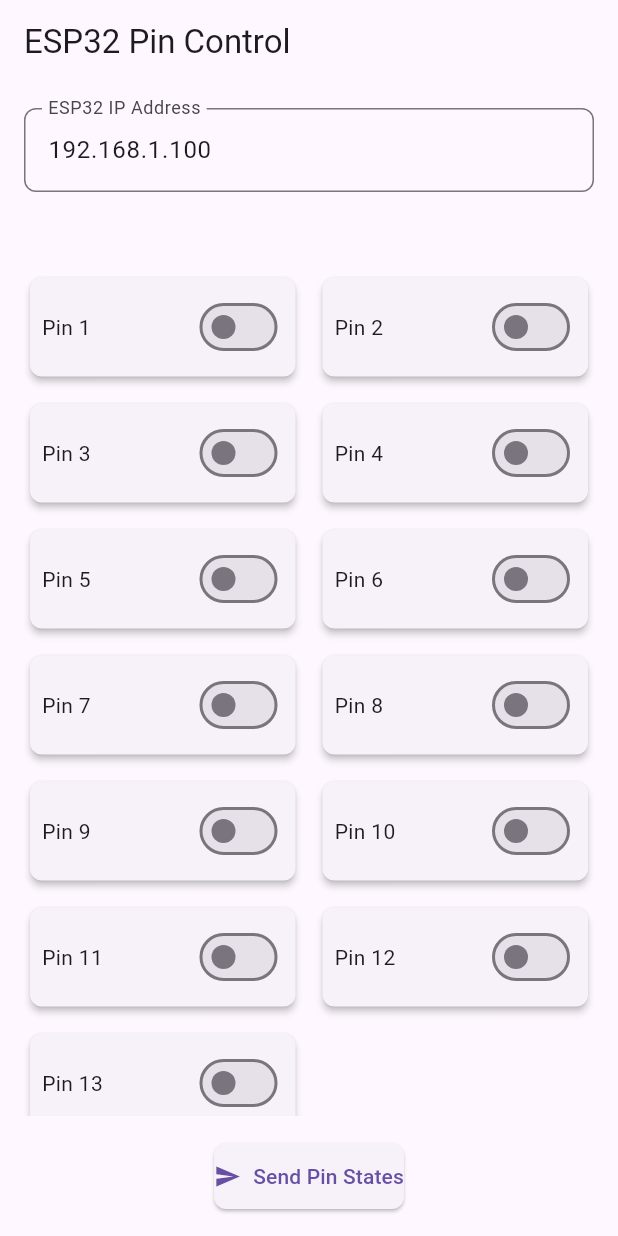
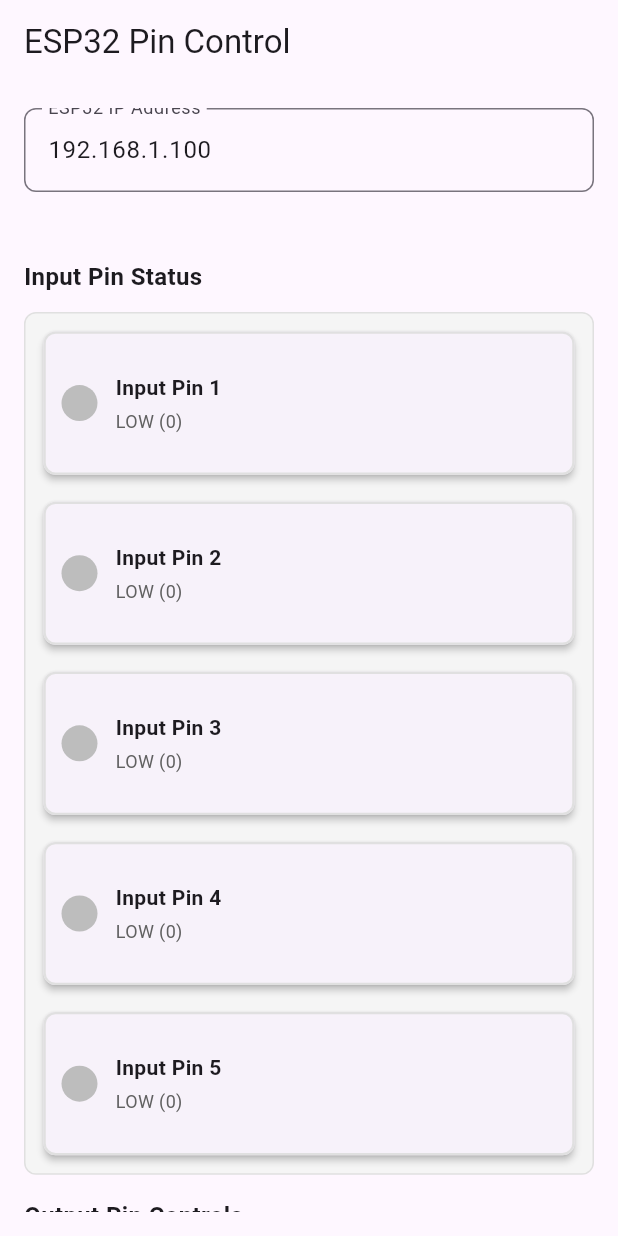
Before and after one commit to omarek386/esp32_app, a Flutter app: the screen it shows after launch, on a phone screen of 412 x 824 dp. Run offline on Flutter 3.47's test engine with Material 3 defaults, Android fonts, the phone set to English and light mode, and no system bars; our stand-ins replace equatable, flutter_bloc, get_it; network calls fail.

Commit message:
feat: Implement input pin state management and UI indicators for ESP32

```diff
--- a/lib/core/injection/injection_container.dart
+++ b/lib/core/injection/injection_container.dart
@@ -5,6 +5,7 @@ import 'package:esp32_app/data/datasources/esp32_data_source.dart';
 import 'package:esp32_app/data/repositories/esp32_repository_impl.dart';
 import 'package:esp32_app/domain/repositories/esp32_repository.dart';
 import 'package:esp32_app/domain/usecases/send_pin_states.dart';
+import 'package:esp32_app/domain/usecases/get_input_pin_states.dart';
 import 'package:esp32_app/presentation/bloc/pin_controller.dart';
 
 final GetIt sl = GetIt.instance;
@@ -17,13 +18,18 @@ Future<void> init() async {
   sl.registerFactory(
     () => PinCubit(
       sendPinStatesUseCase: sl<SendPinStatesUseCase>(),
+      getInputPinStatesUseCase: sl<GetInputPinStatesUseCase>(),
       initialIpAddress: AppStrings.defaultIpAddress,
-      numberOfPins: 13, // Default number of pins
+      numberOfOutputPins: 13, // Default number of output pins
+      numberOfInputPins: 5, // Default number of input pins from ESP32
     ),
   );
 
   // Use cases
   sl.registerLazySingleton(() => SendPinStatesUseCase(sl<ESP32Repository>()));
+  sl.registerLazySingleton(
+    () => GetInputPinStatesUseCase(sl<ESP32Repository>()),
+  );
 
   // Repositories
   sl.registerLazySingleton<ESP32Repository>(
@@ -35,6 +41,8 @@ Future<void> init() async {
     () => ESP32DataSourceImpl(
       client: sl<http.Client>(),
       updatePath: AppStrings.updatePath,
+      getStatesPath:
+          '/getStates', // Path for the new endpoint to read input pins
     ),
   );
 
--- a/lib/data/datasources/esp32_data_source.dart
+++ b/lib/data/datasources/esp32_data_source.dart
@@ -9,14 +9,27 @@ abstract class ESP32DataSource {
   ///
   /// Returns true if successful, false otherwise
   Future<bool> sendPinStates(String pinStateString, String ipAddress);
+
+  /// Gets the current states of input pins from the ESP32
+  ///
+  /// [ipAddress] - IP address of the ESP32
+  ///
+  /// Returns a string of '1's and '0's representing the input pin states if successful,
+  /// null otherwise
+  Future<String?> getInputPinStates(String ipAddress);
 }
 
 /// HTTP implementation of the ESP32DataSource
 class ESP32DataSourceImpl implements ESP32DataSource {
   final http.Client client;
   final String updatePath;
+  final String getStatesPath;
 
-  ESP32DataSourceImpl({required this.client, this.updatePath = '/update'});
+  ESP32DataSourceImpl({
+    required this.client,
+    this.updatePath = '/update',
+    this.getStatesPath = '/getStates',
+  });
 
   @override
   Future<bool> sendPinStates(String pinStateString, String ipAddress) async {
@@ -40,4 +53,26 @@ class ESP32DataSourceImpl implements ESP32DataSource {
       return false;
     }
   }
+
+  @override
+  Future<String?> getInputPinStates(String ipAddress) async {
+    if (ipAddress.isEmpty) {
+      return null;
+    }
+
+    final url = Uri.http(ipAddress, getStatesPath);
+
+    try {
+      final response = await client
+          .get(url)
+          .timeout(const Duration(seconds: 5));
+
+      if (response.statusCode == 200) {
+        return response.body;
+      }
+      return null;
+    } catch (e) {
+      return null;
+    }
+  }
 }
--- a/lib/data/repositories/esp32_repository_impl.dart
+++ b/lib/data/repositories/esp32_repository_impl.dart
@@ -18,4 +18,30 @@ class ESP32RepositoryImpl implements ESP32Repository {
     // Call the data source to send the pin states
     return dataSource.sendPinStates(pinStateString, ipAddress);
   }
+
+  @override
+  Future<List<PinState>?> getInputPinStates(String ipAddress) async {
+    // Call the data source to get the input pin states
+    final String? pinStateString = await dataSource.getInputPinStates(
+      ipAddress,
+    );
+
+    if (pinStateString == null) {
+      return null;
+    }
+
+    // Convert the string of '1's and '0's to a list of PinState entities
+    // The string format is e.g., "10110" where each character represents a pin state
+    final List<PinState> pinStates = [];
+    for (int i = 0; i < pinStateString.length; i++) {
+      pinStates.add(
+        PinState(
+          pinNumber: i + 1, // Input pins are 1-indexed for user display
+          isOn: pinStateString[i] == '1',
+        ),
+      );
+    }
+
+    return pinStates;
+  }
 }
--- a/lib/domain/repositories/esp32_repository.dart
+++ b/lib/domain/repositories/esp32_repository.dart
@@ -9,4 +9,11 @@ abstract class ESP32Repository {
   ///
   /// Returns true if successful, false otherwise
   Future<bool> sendPinStates(List<PinState> pinStates, String ipAddress);
+
+  /// Gets the current states of input pins from the ESP32 device
+  ///
+  /// [ipAddress] - IP address of the ESP32 device
+  ///
+  /// Returns a list of input pin states if successful, null otherwise
+  Future<List<PinState>?> getInputPinStates(String ipAddress);
 }
--- /dev/null
+++ b/lib/domain/usecases/get_input_pin_states.dart
@@ -0,0 +1,18 @@
+import 'package:esp32_app/domain/entities/pin_state.dart';
+import 'package:esp32_app/domain/repositories/esp32_repository.dart';
+
+/// Use case for getting input pin states from an ESP32 device
+class GetInputPinStatesUseCase {
+  final ESP32Repository repository;
+
+  GetInputPinStatesUseCase(this.repository);
+
+  /// Execute the use case to get input pin states from the ESP32
+  ///
+  /// [ipAddress] - The IP address of the ESP32
+  ///
+  /// Returns a list of pin states if successful, null otherwise
+  Future<List<PinState>?> execute(String ipAddress) {
+    return repository.getInputPinStates(ipAddress);
+  }
+}
--- a/lib/presentation/bloc/pin_controller.dart
+++ b/lib/presentation/bloc/pin_controller.dart
@@ -3,19 +3,22 @@ import 'package:flutter_bloc/flutter_bloc.dart';
 import 'package:equatable/equatable.dart';
 import 'package:esp32_app/domain/entities/pin_state.dart';
 import 'package:esp32_app/domain/usecases/send_pin_states.dart';
+import 'package:esp32_app/domain/usecases/get_input_pin_states.dart';
 
 /// Pin controller state type
-enum PinControlStatus { idle, sending, success, error }
+enum PinControlStatus { idle, sending, loading, success, error }
 
 /// State class for PinCubit
 class PinCubitState extends Equatable {
-  final List<PinState> pinStates;
+  final List<PinState> outputPinStates;
+  final List<PinState> inputPinStates;
   final String ipAddress;
   final PinControlStatus status;
   final String statusMessage;
 
   const PinCubitState({
-    required this.pinStates,
+    required this.outputPinStates,
+    required this.inputPinStates,
     required this.ipAddress,
     required this.status,
     required this.statusMessage,
@@ -24,11 +27,16 @@ class PinCubitState extends Equatable {
   // Create initial state
   factory PinCubitState.initial({
     required String initialIpAddress,
-    required int numberOfPins,
+    required int numberOfOutputPins,
+    required int numberOfInputPins,
   }) {
     return PinCubitState(
-      pinStates: List.generate(
-        numberOfPins,
+      outputPinStates: List.generate(
+        numberOfOutputPins,
+        (index) => PinState(pinNumber: index + 1, isOn: false),
+      ),
+      inputPinStates: List.generate(
+        numberOfInputPins,
         (index) => PinState(pinNumber: index + 1, isOn: false),
       ),
       ipAddress: initialIpAddress,
@@ -39,13 +47,15 @@ class PinCubitState extends Equatable {
 
   // Create a copy of the state with new values
   PinCubitState copyWith({
-    List<PinState>? pinStates,
+    List<PinState>? outputPinStates,
+    List<PinState>? inputPinStates,
     String? ipAddress,
     PinControlStatus? status,
     String? statusMessage,
   }) {
     return PinCubitState(
-      pinStates: pinStates ?? this.pinStates,
+      outputPinStates: outputPinStates ?? this.outputPinStates,
+      inputPinStates: inputPinStates ?? this.inputPinStates,
       ipAddress: ipAddress ?? this.ipAddress,
       status: status ?? this.status,
       statusMessage: statusMessage ?? this.statusMessage,
@@ -53,52 +63,71 @@ class PinCubitState extends Equatable {
   }
 
   @override
-  List<Object?> get props => [pinStates, ipAddress, status, statusMessage];
+  List<Object?> get props => [
+    outputPinStates,
+    inputPinStates,
+    ipAddress,
+    status,
+    statusMessage,
+  ];
 
   bool get isSending => status == PinControlStatus.sending;
+  bool get isLoading => status == PinControlStatus.loading;
 }
 
 /// Cubit for managing pin states and communication with ESP32
 class PinCubit extends Cubit<PinCubitState> {
   final SendPinStatesUseCase _sendPinStatesUseCase;
+  final GetInputPinStatesUseCase _getInputPinStatesUseCase;
   Timer? _debounce;
   Timer? _resetStateTimer;
+  Timer? _inputPollingTimer;
 
   PinCubit({
     required SendPinStatesUseCase sendPinStatesUseCase,
+    required GetInputPinStatesUseCase getInputPinStatesUseCase,
     required String initialIpAddress,
-    required int numberOfPins,
+    required int numberOfOutputPins,
+    required int numberOfInputPins,
   }) : _sendPinStatesUseCase = sendPinStatesUseCase,
+       _getInputPinStatesUseCase = getInputPinStatesUseCase,
        super(
          PinCubitState.initial(
            initialIpAddress: initialIpAddress,
-           numberOfPins: numberOfPins,
+           numberOfOutputPins: numberOfOutputPins,
+           numberOfInputPins: numberOfInputPins,
          ),
-       );
+       ) {
+    // Start polling for input pin states
+    startInputPolling();
+  }
 
   /// Update the IP address
   void updateIpAddress(String ipAddress) {
     emit(state.copyWith(ipAddress: ipAddress));
+
+    // Restart polling with new IP address
+    restartInputPolling();
   }
 
-  /// Toggle the state of a pin
+  /// Toggle the state of an output pin
   void togglePin(int index) {
-    if (index >= 0 && index < state.pinStates.length) {
-      final updatedPinStates = List<PinState>.from(state.pinStates);
+    if (index >= 0 && index < state.outputPinStates.length) {
+      final updatedPinStates = List<PinState>.from(state.outputPinStates);
       final currentState = updatedPinStates[index];
       updatedPinStates[index] = PinState(
         pinNumber: currentState.pinNumber,
         isOn: !currentState.isOn,
       );
 
-      emit(state.copyWith(pinStates: updatedPinStates));
+      emit(state.copyWith(outputPinStates: updatedPinStates));
 
       // Debounce sending
       _debounceAndSend();
     }
   }
 
-  /// Send the current pin states
+  /// Send the current output pin states
   Future<void> sendPinStates() async {
     if (state.status == PinControlStatus.sending) return;
 
@@ -111,7 +140,7 @@ class PinCubit extends Cubit<PinCubitState> {
 
     try {
       final result = await _sendPinStatesUseCase.execute(
-        state.pinStates,
+        state.outputPinStates,
         state.ipAddress,
       );
 
@@ -149,6 +178,51 @@ class PinCubit extends Cubit<PinCubitState> {
     });
   }
 
+  /// Start polling for input pin states
+  void startInputPolling() {
+    stopInputPolling();
+    _inputPollingTimer = Timer.periodic(
+      const Duration(seconds: 2),
+      (_) => fetchInputPinStates(),
+    );
+  }
+
+  /// Stop polling for input pin states
+  void stopInputPolling() {
+    _inputPollingTimer?.cancel();
+    _inputPollingTimer = null;
+  }
+
+  /// Restart input polling (e.g., after IP address change)
+  void restartInputPolling() {
+    stopInputPolling();
+    startInputPolling();
+  }
+
+  /// Fetch input pin states from the ESP32
+  Future<void> fetchInputPinStates() async {
+    try {
+      final inputStates = await _getInputPinStatesUseCase.execute(
+        state.ipAddress,
+      );
+      if (inputStates != null) {
+        emit(
+          state.copyWith(
+            inputPinStates: inputStates,
+            // Don't change the status if we're sending data or showing an error
+            status:
+                state.status == PinControlStatus.idle
+                    ? PinControlStatus.idle
+                    : state.status,
+          ),
+        );
+      }
+    } catch (e) {
+      // Don't show errors for polling - they'll be too frequent and disruptive
+      // Just leave the existing input states as they are
+    }
+  }
+
   /// Debounce and send data
   void _debounceAndSend() {
     if (_debounce?.isActive ?? false) _debounce!.cancel();
@@ -159,6 +233,7 @@ class PinCubit extends Cubit<PinCubitState> {
   Future<void> close() {
     _debounce?.cancel();
     _resetStateTimer?.cancel();
+    stopInputPolling();
     return super.close();
   }
 }
--- a/lib/presentation/screens/pin_control_screen.dart
+++ b/lib/presentation/screens/pin_control_screen.dart
@@ -3,6 +3,7 @@ import 'package:flutter_bloc/flutter_bloc.dart';
 import 'package:esp32_app/core/constants/app_strings.dart';
 import 'package:esp32_app/presentation/bloc/pin_controller.dart';
 import 'package:esp32_app/presentation/widgets/pin_toggle_card.dart';
+import 'package:esp32_app/presentation/widgets/input_pin_indicator.dart';
 
 /// Screen for controlling ESP32 pins
 class PinControlScreen extends StatefulWidget {
@@ -37,11 +38,13 @@ class _PinControlScreenState extends State<PinControlScreen> {
     final bool isTablet = screenSize.shortestSide >= 600;
 
     // Dynamically calculate grid columns based on screen size and orientation
-    final int gridColumns =
+    final int outputGridColumns =
         isTablet ? (isLandscape ? 4 : 3) : (isLandscape ? 3 : 2);
+    final int inputGridColumns =
+        isTablet ? (isLandscape ? 5 : 3) : (isLandscape ? 2 : 1);
 
     // Adjust aspect ratio based on screen size
-    final double aspectRatio = isTablet ? 3.0 : 2.5;
+    final double outputAspectRatio = isTablet ? 3.0 : 2.5;
 
     // Responsive padding
     final double horizontalPadding = isTablet ? 24.0 : 16.0;
@@ -50,13 +53,13 @@ class _PinControlScreenState extends State<PinControlScreen> {
     return Scaffold(
       appBar: AppBar(title: Text(AppStrings.appBarTitle)),
       body: SafeArea(
-        child: LayoutBuilder(
-          builder: (context, constraints) {
-            return Padding(
+        child: Padding(
           padding: EdgeInsets.symmetric(
             horizontal: horizontalPadding,
             vertical: 16.0,
           ),
+          // Make the entire screen content scrollable to prevent overflow
+          child: SingleChildScrollView(
             child: Column(
               crossAxisAlignment: CrossAxisAlignment.stretch,
               children: [
@@ -99,23 +102,86 @@ class _PinControlScreenState extends State<PinControlScreen> {
                     );
                   },
                 ),
-                  SizedBox(height: verticalSpacing),
+                SizedBox(height: verticalSpacing * 0.5),
 
-                  // --- Pin Toggles ---
-                  Expanded(
+                // --- Input Pin Status Section ---
+                Column(
+                  crossAxisAlignment: CrossAxisAlignment.start,
+                  children: [
+                    const Padding(
+                      padding: EdgeInsets.only(bottom: 12.0),
+                      child: Text(
+                        'Input Pin Status',
+                        style: TextStyle(
+                          fontWeight: FontWeight.bold,
+                          fontSize: 16.0,
+                        ),
+                      ),
+                    ),
+
+                    Container(
+                      padding: const EdgeInsets.all(8.0),
+                      decoration: BoxDecoration(
+                        color: Colors.grey.shade100,
+                        borderRadius: BorderRadius.circular(8.0),
+                        border: Border.all(color: Colors.grey.shade300),
+                      ),
                       child: BlocBuilder<PinCubit, PinCubitState>(
                         builder: (context, state) {
                           return GridView.builder(
+                            shrinkWrap: true,
+                            physics: const NeverScrollableScrollPhysics(),
                             gridDelegate:
                                 SliverGridDelegateWithFixedCrossAxisCount(
-                                crossAxisCount: gridColumns,
-                                childAspectRatio: aspectRatio,
+                              crossAxisCount: inputGridColumns,
+                              childAspectRatio: 3.5,
+                              crossAxisSpacing: 10,
+                              mainAxisSpacing: 10,
+                            ),
+                            itemCount: state.inputPinStates.length,
+                            itemBuilder: (context, index) {
+                              final pin = state.inputPinStates[index];
+                              return InputPinIndicator(
+                                pinNumber: pin.pinNumber,
+                                isOn: pin.isOn,
+                              );
+                            },
+                          );
+                        },
+                      ),
+                    ),
+                  ],
+                ),
+                SizedBox(height: verticalSpacing),
+
+                // --- Output Pin Controls Section ---
+                const Padding(
+                  padding: EdgeInsets.only(bottom: 12.0),
+                  child: Text(
+                    'Output Pin Controls',
+                    style: TextStyle(
+                      fontWeight: FontWeight.bold,
+                      fontSize: 16.0,
+                    ),
+                  ),
+                ),
+
+                // --- Output Pin Toggles ---
+                // Remove the Expanded widget to avoid overflow
+                BlocBuilder<PinCubit, PinCubitState>(
+                  builder: (context, state) {
+                    return GridView.builder(
+                      shrinkWrap: true, // This makes it fit its content
+                      physics: const NeverScrollableScrollPhysics(), // Disable scrolling in the GridView
+                      gridDelegate: SliverGridDelegateWithFixedCrossAxisCount(
+                        crossAxisCount: outputGridColumns,
+                        childAspectRatio: outputAspectRatio,
                         crossAxisSpacing: isTablet ? 16 : 10,
                         mainAxisSpacing: isTablet ? 16 : 10,
                       ),
-                          itemCount: state.pinStates.length,
+                      itemCount: state.outputPinStates.length,
                       itemBuilder: (context, index) {
-                            final pin = state.pinStates[index];
+                        final pin = state.outputPinStates[index];
                         return PinToggleCard(
                           pinNumber: pin.pinNumber,
                           isOn: pin.isOn,
@@ -126,7 +192,6 @@ class _PinControlScreenState extends State<PinControlScreen> {
                       },
                     );
                   },
-                    ),
                 ),
                 SizedBox(height: verticalSpacing),
 
@@ -139,8 +204,7 @@ class _PinControlScreenState extends State<PinControlScreen> {
                     child: BlocBuilder<PinCubit, PinCubitState>(
                       builder: (context, state) {
                         return ElevatedButton.icon(
-                            icon:
-                                state.isSending
+                          icon: state.isSending
                               ? SizedBox(
                                   width: 20,
                                   height: 20,
@@ -149,7 +213,7 @@ class _PinControlScreenState extends State<PinControlScreen> {
                                     color: Colors.white,
                                   ),
                                 )
-                                    : Icon(Icons.send),
+                              : const Icon(Icons.send),
                           label: Text(
                             state.isSending
                                 ? AppStrings.sendingButtonText
@@ -158,13 +222,9 @@ class _PinControlScreenState extends State<PinControlScreen> {
                               fontSize: isTablet ? 16.0 : 14.0,
                             ),
                           ),
-                            onPressed:
-                                state.isSending
+                          onPressed: state.isSending
                               ? null
-                                    : () =>
-                                        context
-                                            .read<PinCubit>()
-                                            .sendPinStates(),
+                              : () => context.read<PinCubit>().sendPinStates(),
                           style: ElevatedButton.styleFrom(
                             padding: EdgeInsets.symmetric(
                               vertical: isTablet ? 16.0 : 12.0,
@@ -178,10 +238,11 @@ class _PinControlScreenState extends State<PinControlScreen> {
                     ),
                   ),
                 ),
+                // Add bottom padding for better appearance when scrolling
+                SizedBox(height: verticalSpacing),
               ],
             ),
-            );
-          },
+          ),
         ),
       ),
     );
--- /dev/null
+++ b/lib/presentation/widgets/input_pin_indicator.dart
@@ -0,0 +1,77 @@
+import 'package:flutter/material.dart';
+
+/// Widget for displaying the status of an input pin
+class InputPinIndicator extends StatelessWidget {
+  final int pinNumber;
+  final bool isOn;
+
+  const InputPinIndicator({
+    super.key,
+    required this.pinNumber,
+    required this.isOn,
+  });
+
+  @override
+  Widget build(BuildContext context) {
+    return Card(
+      elevation: 2.0,
+      shape: RoundedRectangleBorder(
+        borderRadius: BorderRadius.circular(8.0),
+        side: BorderSide(
+          color: isOn ? Colors.green.shade300 : Colors.grey.shade300,
+          width: 1.5,
+        ),
+      ),
+      child: Padding(
+        padding: const EdgeInsets.symmetric(vertical: 8.0, horizontal: 12.0),
+        child: Row(
+          children: [
+            // Pin indicator light
+            Container(
+              width: 24.0,
+              height: 24.0,
+              decoration: BoxDecoration(
+                shape: BoxShape.circle,
+                color: isOn ? Colors.green : Colors.grey.shade400,
+                boxShadow:
+                    isOn
+                        ? [
+                          BoxShadow(
+                            color: Colors.green.withOpacity(0.5),
+                            spreadRadius: 2,
+                            blurRadius: 4,
+                          ),
+                        ]
+                        : null,
+              ),
+            ),
+            const SizedBox(width: 12.0),
+
+            // Pin information
+            Expanded(
+              child: Column(
+                crossAxisAlignment: CrossAxisAlignment.start,
+                mainAxisSize: MainAxisSize.min,
+                children: [
+                  Text(
+                    'Input Pin $pinNumber',
+                    style: const TextStyle(fontWeight: FontWeight.bold),
+                  ),
+                  const SizedBox(height: 4.0),
+                  Text(
+                    isOn ? 'HIGH (1)' : 'LOW (0)',
+                    style: TextStyle(
+                      color:
+                          isOn ? Colors.green.shade700 : Colors.grey.shade700,
+                      fontSize: 12.0,
+                    ),
+                  ),
+                ],
+              ),
+            ),
+          ],
+        ),
+      ),
+    );
+  }
+}
```
Lines whose indentation alone changed are shown as unchanged.
